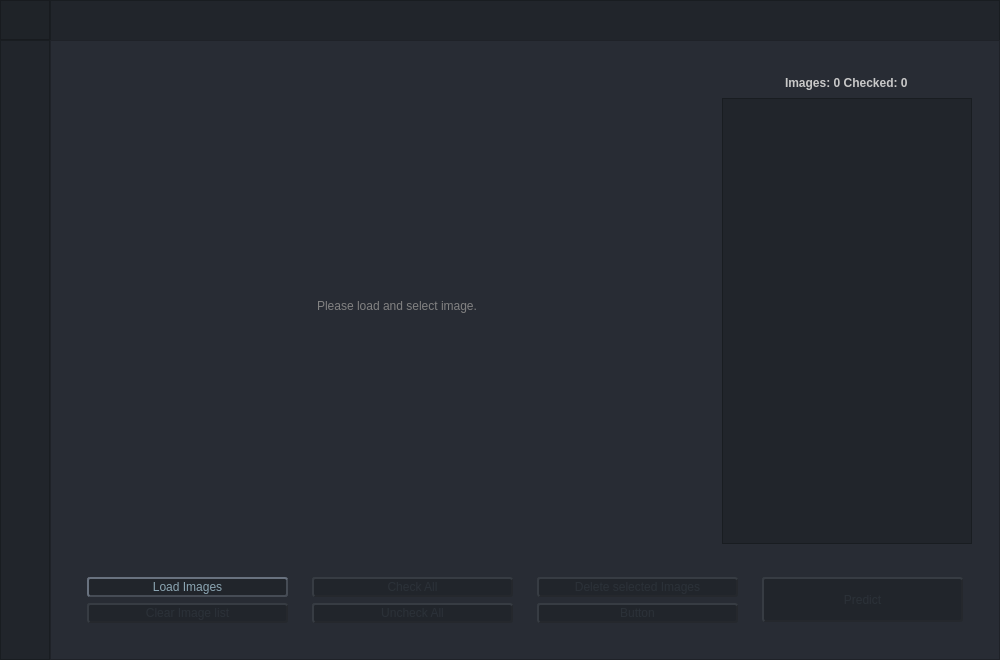
First picture: the form in UI/ui_main.ui, repository Mohamab29/FracSegment, before the edit.
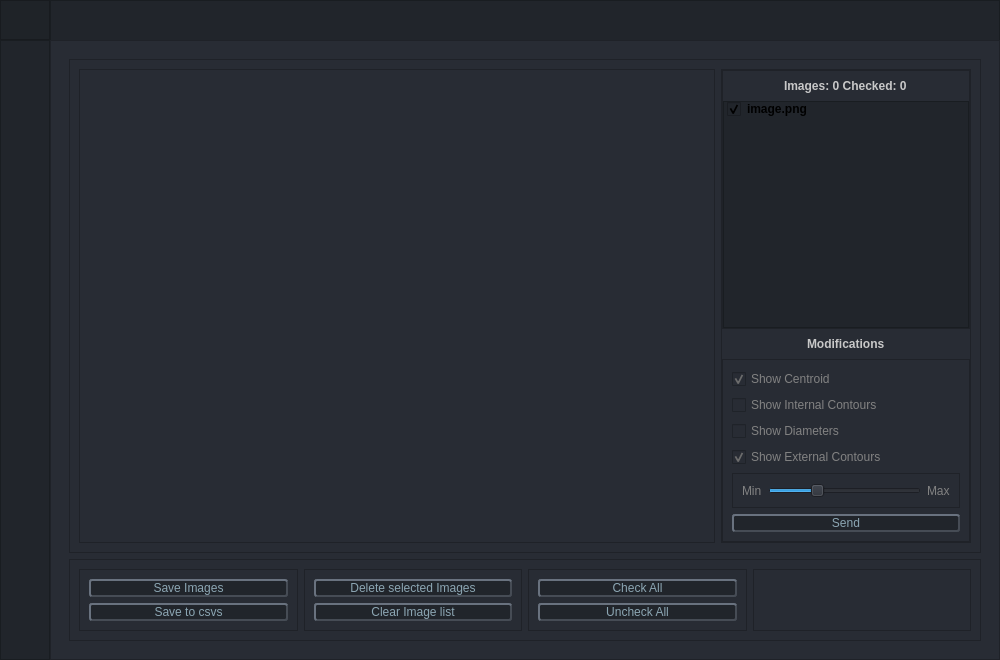
Second picture: the form after the edit. The open tabs and pages were chosen to show the change. Icons and pictures are not drawn.

Commit message: Working on the calcultion page

Patch:
```diff
--- a/UI/ui_main.ui
+++ b/UI/ui_main.ui
@@ -1427,6 +1427,577 @@
               </item>
              </layout>
             </widget>
+            <widget class="QWidget" name="frame_calculation_page">
+             <layout class="QVBoxLayout" name="verticalLayout_20">
+              <item>
+               <widget class="QFrame" name="frame_calculate_page_up">
+                <property name="frameShape">
+                 <enum>QFrame::StyledPanel</enum>
+                </property>
+                <property name="frameShadow">
+                 <enum>QFrame::Raised</enum>
+                </property>
+                <layout class="QHBoxLayout" name="horizontalLayout_4">
+                 <item>
+                  <widget class="QFrame" name="frame_calculate_page_up_image">
+                   <property name="frameShape">
+                    <enum>QFrame::StyledPanel</enum>
+                   </property>
+                   <property name="frameShadow">
+                    <enum>QFrame::Raised</enum>
+                   </property>
+                   <layout class="QGridLayout" name="gridLayout_2">
+                    <item row="0" column="0" alignment="Qt::AlignHCenter">
+                     <widget class="QLabel" name="label_2">
+                      <property name="styleSheet">
+                       <string notr="true">QLabel {color: rgb(130, 130, 130)}</string>
+                      </property>
+                      <property name="text">
+                       <string/>
+                      </property>
+                      <property name="pixmap">
+                       <pixmap>../../../Desktop/WhatsApp Image 2021-04-18 at 14.02.44.jpeg</pixmap>
+                      </property>
+                     </widget>
+                    </item>
+                   </layout>
+                  </widget>
+                 </item>
+                 <item>
+                  <widget class="QFrame" name="frame_calculate_page_up_list">
+                   <property name="minimumSize">
+                    <size>
+                     <width>250</width>
+                     <height>0</height>
+                    </size>
+                   </property>
+                   <property name="maximumSize">
+                    <size>
+                     <width>250</width>
+                     <height>16777215</height>
+                    </size>
+                   </property>
+                   <property name="frameShape">
+                    <enum>QFrame::StyledPanel</enum>
+                   </property>
+                   <property name="frameShadow">
+                    <enum>QFrame::Raised</enum>
+                   </property>
+                   <layout class="QVBoxLayout" name="verticalLayout_21">
+                    <property name="spacing">
+                     <number>0</number>
+                    </property>
+                    <property name="leftMargin">
+                     <number>0</number>
+                    </property>
+                    <property name="topMargin">
+                     <number>0</number>
+                    </property>
+                    <property name="rightMargin">
+                     <number>0</number>
+                    </property>
+                    <property name="bottomMargin">
+                     <number>0</number>
+                    </property>
+                    <item>
+                     <widget class="QFrame" name="frame_2">
+                      <property name="frameShape">
+                       <enum>QFrame::StyledPanel</enum>
+                      </property>
+                      <property name="frameShadow">
+                       <enum>QFrame::Raised</enum>
+                      </property>
+                      <layout class="QVBoxLayout" name="verticalLayout_22">
+                       <property name="spacing">
+                        <number>0</number>
+                       </property>
+                       <property name="leftMargin">
+                        <number>0</number>
+                       </property>
+                       <property name="topMargin">
+                        <number>0</number>
+                       </property>
+                       <property name="rightMargin">
+                        <number>0</number>
+                       </property>
+                       <property name="bottomMargin">
+                        <number>0</number>
+                       </property>
+                       <item alignment="Qt::AlignHCenter">
+                        <widget class="QLabel" name="label_calculate_page_images">
+                         <property name="minimumSize">
+                          <size>
+                           <width>0</width>
+                           <height>30</height>
+                          </size>
+                         </property>
+                         <property name="font">
+                          <font>
+                           <weight>75</weight>
+                           <bold>true</bold>
+                          </font>
+                         </property>
+                         <property name="styleSheet">
+                          <string notr="true">QLabel {color: rgb(200, 200, 200)}</string>
+                         </property>
+                         <property name="text">
+                          <string>Images: 0 Checked: 0</string>
+                         </property>
+                        </widget>
+                       </item>
+                       <item>
+                        <widget class="QListWidget" name="listWidget">
+                         <property name="minimumSize">
+                          <size>
+                           <width>150</width>
+                           <height>0</height>
+                          </size>
+                         </property>
+                         <property name="font">
+                          <font>
+                           <weight>75</weight>
+                           <bold>true</bold>
+                          </font>
+                         </property>
+                         <property name="styleSheet">
+                          <string notr="true">QListWidget {
+    background-color: rgb(33, 37, 43);
+}
+
+QListWidgetItem {
+   color: rgb(255, 255, 255);
+}</string>
+                         </property>
+                         <property name="frameShadow">
+                          <enum>QFrame::Plain</enum>
+                         </property>
+                         <property name="lineWidth">
+                          <number>2</number>
+                         </property>
+                         <item>
+                          <property name="text">
+                           <string>image.png</string>
+                          </property>
+                          <property name="font">
+                           <font>
+                            <weight>75</weight>
+                            <bold>true</bold>
+                           </font>
+                          </property>
+                          <property name="background">
+                           <brush brushstyle="NoBrush">
+                            <color alpha="255">
+                             <red>255</red>
+                             <green>255</green>
+                             <blue>255</blue>
+                            </color>
+                           </brush>
+                          </property>
+                          <property name="foreground">
+                           <brush brushstyle="NoBrush">
+                            <color alpha="255">
+                             <red>255</red>
+                             <green>255</green>
+                             <blue>255</blue>
+                            </color>
+                           </brush>
+                          </property>
+                          <property name="checkState">
+                           <enum>Checked</enum>
+                          </property>
+                         </item>
+                        </widget>
+                       </item>
+                      </layout>
+                     </widget>
+                    </item>
+                    <item>
+                     <widget class="QFrame" name="frame">
+                      <property name="frameShape">
+                       <enum>QFrame::NoFrame</enum>
+                      </property>
+                      <property name="frameShadow">
+                       <enum>QFrame::Plain</enum>
+                      </property>
+                      <layout class="QVBoxLayout" name="verticalLayout_23">
+                       <property name="spacing">
+                        <number>0</number>
+                       </property>
+                       <property name="leftMargin">
+                        <number>0</number>
+                       </property>
+                       <property name="topMargin">
+                        <number>0</number>
+                       </property>
+                       <property name="rightMargin">
+                        <number>0</number>
+                       </property>
+                       <property name="bottomMargin">
+                        <number>0</number>
+                       </property>
+                       <item alignment="Qt::AlignHCenter">
+                        <widget class="QLabel" name="label_5">
+                         <property name="minimumSize">
+                          <size>
+                           <width>0</width>
+                           <height>30</height>
+                          </size>
+                         </property>
+                         <property name="font">
+                          <font>
+                           <weight>75</weight>
+                           <bold>true</bold>
+                          </font>
+                         </property>
+                         <property name="styleSheet">
+                          <string notr="true">QLabel {color: rgb(200, 200, 200)}</string>
+                         </property>
+                         <property name="text">
+                          <string>Modifications</string>
+                         </property>
+                        </widget>
+                       </item>
+                       <item>
+                        <widget class="QFrame" name="frame_9">
+                         <property name="frameShape">
+                          <enum>QFrame::StyledPanel</enum>
+                         </property>
+                         <property name="frameShadow">
+                          <enum>QFrame::Plain</enum>
+                         </property>
+                         <property name="lineWidth">
+                          <number>2</number>
+                         </property>
+                         <layout class="QVBoxLayout" name="verticalLayout_27">
+                          <item>
+                           <widget class="QCheckBox" name="checkBox">
+                            <property name="styleSheet">
+                             <string notr="true">color: rgb(130, 130, 130)</string>
+                            </property>
+                            <property name="text">
+                             <string>Show Centroid</string>
+                            </property>
+                            <property name="checked">
+                             <bool>true</bool>
+                            </property>
+                           </widget>
+                          </item>
+                          <item>
+                           <widget class="QCheckBox" name="checkBox_2">
+                            <property name="styleSheet">
+                             <string notr="true">color: rgb(130, 130, 130)</string>
+                            </property>
+                            <property name="text">
+                             <string>Show Internal Contours</string>
+                            </property>
+                           </widget>
+                          </item>
+                          <item>
+                           <widget class="QCheckBox" name="checkBox_3">
+                            <property name="styleSheet">
+                             <string notr="true">color: rgb(130, 130, 130)</string>
+                            </property>
+                            <property name="text">
+                             <string>Show Diameters</string>
+                            </property>
+                           </widget>
+                          </item>
+                          <item>
+                           <widget class="QCheckBox" name="checkBox_4">
+                            <property name="styleSheet">
+                             <string notr="true">color: rgb(130, 130, 130)</string>
+                            </property>
+                            <property name="text">
+                             <string>Show External Contours</string>
+                            </property>
+                            <property name="checked">
+                             <bool>true</bool>
+                            </property>
+                           </widget>
+                          </item>
+                          <item>
+                           <widget class="QFrame" name="frame_3">
+                            <property name="frameShape">
+                             <enum>QFrame::StyledPanel</enum>
+                            </property>
+                            <property name="frameShadow">
+                             <enum>QFrame::Raised</enum>
+                            </property>
+                            <layout class="QHBoxLayout" name="horizontalLayout_9">
+                             <item>
+                              <widget class="QLabel" name="label_4">
+                               <property name="styleSheet">
+                                <string notr="true">color: rgb(130, 130, 130)</string>
+                               </property>
+                               <property name="text">
+                                <string>Min</string>
+                               </property>
+                              </widget>
+                             </item>
+                             <item>
+                              <widget class="QSlider" name="horizontalSlider">
+                               <property name="value">
+                                <number>30</number>
+                               </property>
+                               <property name="orientation">
+                                <enum>Qt::Horizontal</enum>
+                               </property>
+                              </widget>
+                             </item>
+                             <item>
+                              <widget class="QLabel" name="label_3">
+                               <property name="styleSheet">
+                                <string notr="true">color: rgb(130, 130, 130)</string>
+                               </property>
+                               <property name="text">
+                                <string>Max</string>
+                               </property>
+                              </widget>
+                             </item>
+                            </layout>
+                           </widget>
+                          </item>
+                          <item>
+                           <widget class="QPushButton" name="pushButton_4">
+                            <property name="styleSheet">
+                             <string notr="true">QPushButton {
+	color: rgb(140, 166, 179);
+    background-color: rgb(33, 37, 43);
+	border: 2px outset rgb(70, 76, 85);
+	border-radius: 3px;
+}
+QPushButton:hover {
+	color: rgb(85, 170, 255);
+    background-color: rgb(42, 47, 54);
+}</string>
+                            </property>
+                            <property name="text">
+                             <string>Send</string>
+                            </property>
+                           </widget>
+                          </item>
+                         </layout>
+                        </widget>
+                       </item>
+                      </layout>
+                     </widget>
+                    </item>
+                   </layout>
+                  </widget>
+                 </item>
+                </layout>
+               </widget>
+              </item>
+              <item>
+               <widget class="QFrame" name="frame_calculate_page_buttons">
+                <property name="minimumSize">
+                 <size>
+                  <width>0</width>
+                  <height>0</height>
+                 </size>
+                </property>
+                <property name="maximumSize">
+                 <size>
+                  <width>16777215</width>
+                  <height>150</height>
+                 </size>
+                </property>
+                <property name="frameShape">
+                 <enum>QFrame::StyledPanel</enum>
+                </property>
+                <property name="frameShadow">
+                 <enum>QFrame::Raised</enum>
+                </property>
+                <layout class="QHBoxLayout" name="horizontalLayout_7">
+                 <item>
+                  <widget class="QFrame" name="frame_6">
+                   <property name="frameShape">
+                    <enum>QFrame::StyledPanel</enum>
+                   </property>
+                   <property name="frameShadow">
+                    <enum>QFrame::Raised</enum>
+                   </property>
+                   <layout class="QVBoxLayout" name="verticalLayout_24">
+                    <item>
+                     <widget class="QPushButton" name="pushButton">
+                      <property name="styleSheet">
+                       <string notr="true">QPushButton {
+	color: rgb(140, 166, 179);
+    background-color: rgb(33, 37, 43);
+	border: 2px outset rgb(70, 76, 85);
+	border-radius: 3px;
+}
+QPushButton:hover {
+	color: rgb(85, 170, 255);
+    background-color: rgb(42, 47, 54);
+}</string>
+                      </property>
+                      <property name="text">
+                       <string>Save Images</string>
+                      </property>
+                      <property name="icon">
+                       <iconset resource="icons.qrc">
+                        <normaloff>:/assets/icons/save-images-icon.png</normaloff>:/assets/icons/save-images-icon.png</iconset>
+                      </property>
+                     </widget>
+                    </item>
+                    <item>
+                     <widget class="QPushButton" name="pushButton_2">
+                      <property name="styleSheet">
+                       <string notr="true">QPushButton {
+	color: rgb(140, 166, 179);
+    background-color: rgb(33, 37, 43);
+	border: 2px outset rgb(70, 76, 85);
+	border-radius: 3px;
+}
+QPushButton:hover {
+	color: rgb(85, 170, 255);
+    background-color: rgb(42, 47, 54);
+}</string>
+                      </property>
+                      <property name="text">
+                       <string>Save to csvs</string>
+                      </property>
+                      <property name="icon">
+                       <iconset resource="icons.qrc">
+                        <normaloff>:/assets/icons/save-csv-icon.png</normaloff>:/assets/icons/save-csv-icon.png</iconset>
+                      </property>
+                     </widget>
+                    </item>
+                   </layout>
+                  </widget>
+                 </item>
+                 <item>
+                  <widget class="QFrame" name="frame_5">
+                   <property name="frameShape">
+                    <enum>QFrame::StyledPanel</enum>
+                   </property>
+                   <property name="frameShadow">
+                    <enum>QFrame::Raised</enum>
+                   </property>
+                   <layout class="QVBoxLayout" name="verticalLayout_25">
+                    <item>
+                     <widget class="QPushButton" name="pushButton_6">
+                      <property name="styleSheet">
+                       <string notr="true">QPushButton {
+	color: rgb(140, 166, 179);
+    background-color: rgb(33, 37, 43);
+	border: 2px outset rgb(70, 76, 85);
+	border-radius: 3px;
+}
+QPushButton:hover {
+	color: rgb(85, 170, 255);
+    background-color: rgb(42, 47, 54);
+}</string>
+                      </property>
+                      <property name="text">
+                       <string>Delete selected Images</string>
+                      </property>
+                      <property name="icon">
+                       <iconset resource="icons.qrc">
+                        <normaloff>:/assets/icons/delete-icon.png</normaloff>:/assets/icons/delete-icon.png</iconset>
+                      </property>
+                     </widget>
+                    </item>
+                    <item>
+                     <widget class="QPushButton" name="pushButton_5">
+                      <property name="styleSheet">
+                       <string notr="true">QPushButton {
+	color: rgb(140, 166, 179);
+    background-color: rgb(33, 37, 43);
+	border: 2px outset rgb(70, 76, 85);
+	border-radius: 3px;
+}
+QPushButton:hover {
+	color: rgb(85, 170, 255);
+    background-color: rgb(42, 47, 54);
+}</string>
+                      </property>
+                      <property name="text">
+                       <string>Clear Image list</string>
+                      </property>
+                      <property name="icon">
+                       <iconset resource="icons.qrc">
+                        <normaloff>:/assets/icons/clear-icon.png</normaloff>:/assets/icons/clear-icon.png</iconset>
+                      </property>
+                     </widget>
+                    </item>
+                   </layout>
+                  </widget>
+                 </item>
+                 <item>
+                  <widget class="QFrame" name="frame_4">
+                   <property name="frameShape">
+                    <enum>QFrame::StyledPanel</enum>
+                   </property>
+                   <property name="frameShadow">
+                    <enum>QFrame::Raised</enum>
+                   </property>
+                   <layout class="QVBoxLayout" name="verticalLayout_26">
+                    <item>
+                     <widget class="QPushButton" name="pushButton_7">
+                      <property name="styleSheet">
+                       <string notr="true">QPushButton {
+	color: rgb(140, 166, 179);
+    background-color: rgb(33, 37, 43);
+	border: 2px outset rgb(70, 76, 85);
+	border-radius: 3px;
+}
+QPushButton:hover {
+	color: rgb(85, 170, 255);
+    background-color: rgb(42, 47, 54);
+}</string>
+                      </property>
+                      <property name="text">
+                       <string>Check All</string>
+                      </property>
+                      <property name="icon">
+                       <iconset resource="icons.qrc">
+                        <normaloff>:/assets/icons/check-all-icon.png</normaloff>:/assets/icons/check-all-icon.png</iconset>
+                      </property>
+                     </widget>
+                    </item>
+                    <item>
+                     <widget class="QPushButton" name="pushButton_9">
+                      <property name="styleSheet">
+                       <string notr="true">QPushButton {
+	color: rgb(140, 166, 179);
+    background-color: rgb(33, 37, 43);
+	border: 2px outset rgb(70, 76, 85);
+	border-radius: 3px;
+}
+QPushButton:hover {
+	color: rgb(85, 170, 255);
+    background-color: rgb(42, 47, 54);
+}</string>
+                      </property>
+                      <property name="text">
+                       <string>Uncheck All</string>
+                      </property>
+                      <property name="icon">
+                       <iconset resource="icons.qrc">
+                        <normaloff>:/assets/icons/uncheck-all-icon.png</normaloff>:/assets/icons/uncheck-all-icon.png</iconset>
+                      </property>
+                     </widget>
+                    </item>
+                   </layout>
+                  </widget>
+                 </item>
+                 <item>
+                  <widget class="QFrame" name="frame_7">
+                   <property name="frameShape">
+                    <enum>QFrame::StyledPanel</enum>
+                   </property>
+                   <property name="frameShadow">
+                    <enum>QFrame::Raised</enum>
+                   </property>
+                  </widget>
+                 </item>
+                </layout>
+               </widget>
+              </item>
+             </layout>
+            </widget>
            </widget>
           </item>
          </layout>
```
Left out of the diff: 45 changed lines with no effect on the pictures. The commit also changes 4 other files.
